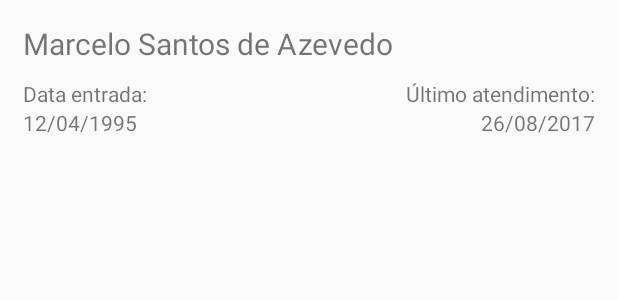
After one commit to marceloazvedo/sadp, an Android app: the layout paciente_line_recycler.xml on its own in the app's theme, with its tools: preview values and no code run, on a phone screen of 412 x 824 dp. The commit adds this screen. Shown: the top 300 px of the screen. Run offline under Robolectric (Android 15) with nearby library versions, the light colour scheme and no system bars.

Commit message:
Adicionando RecyclerView, infelizmente há um bug

```diff
--- a/app/build.gradle
+++ b/app/build.gradle
@@ -27,5 +27,8 @@ dependencies {
     compile 'com.android.support:appcompat-v7:25.3.1'
     compile 'com.android.support:design:25.3.1'
     compile 'com.android.support.constraint:constraint-layout:1.0.2'
+    compile 'com.android.support:recyclerview-v7:25.1.0'
+    compile 'com.android.support:cardview-v7:25.1.0'
+    compile 'com.android.support:design:25.1.0'
     testCompile 'junit:junit:4.12'
 }
--- /dev/null
+++ b/app/src/main/res/layout/paciente_line_recycler.xml
@@ -0,0 +1,50 @@
+<?xml version="1.0" encoding="utf-8"?>
+<RelativeLayout xmlns:android="http://schemas.android.com/apk/res/android"
+    android:orientation="vertical" android:layout_width="match_parent"
+    android:layout_height="match_parent"
+    android:weightSum="1"
+    android:layout_margin="15dp">
+
+    <TextView
+        android:id="@+id/nome_paciente"
+        android:layout_width="wrap_content"
+        android:layout_height="wrap_content"
+        android:layout_alignParentStart="true"
+        android:text="Marcelo Santos de Azevedo"
+        android:layout_alignParentEnd="true"
+        android:textSize="20dp"
+        android:layout_marginBottom="10dp"/>
+
+    <TextView
+        android:id="@+id/lb_data_entrada"
+        android:layout_width="wrap_content"
+        android:layout_height="wrap_content"
+        android:layout_below="@+id/nome_paciente"
+        android:text="@string/data_entrada" />
+
+    <TextView
+        android:id="@+id/lb_data_ultimo_atendimento"
+        android:layout_width="wrap_content"
+        android:layout_height="wrap_content"
+        android:layout_alignParentEnd="true"
+        android:layout_below="@+id/nome_paciente"
+        android:text="@string/ultimo_atendimento" />
+
+    <TextView
+        android:id="@+id/data_entrada"
+        android:layout_width="wrap_content"
+        android:layout_height="wrap_content"
+        android:layout_alignParentStart="true"
+        android:layout_below="@+id/lb_data_entrada"
+        android:text="12/04/1995" />
+
+    <TextView
+        android:id="@+id/data_ultimo_atendimento"
+        android:layout_width="wrap_content"
+        android:layout_height="wrap_content"
+        android:layout_alignParentEnd="true"
+        android:layout_below="@+id/lb_data_ultimo_atendimento"
+        android:text="26/08/2017" />
+
+
+</RelativeLayout>
--- a/app/src/main/res/values/strings.xml
+++ b/app/src/main/res/values/strings.xml
@@ -40,4 +40,8 @@
 
 
     <string name="deseja_sair">Deseja mesmo sair?</string>
+
+    <!-- pacientes -->
+    <string name="data_entrada">Data entrada:</string>
+    <string name="ultimo_atendimento">Último atendimento:</string>
 </resources>
```
Also changed, not shown: app/src/main/java/tcc/marcelo/com/br/sadp/model/Paciente.java (added, +74 -0 lines), app/src/main/java/tcc/marcelo/com/br/sadp/view/ListaPacientesFragment.java (+22 -2 lines), app/src/main/java/tcc/marcelo/com/br/sadp/view/adapter/PacientesAdapter.java (added, +40 -0 lines), app/src/main/java/tcc/marcelo/com/br/sadp/view/holder/PacienteHolder.java (added, +37 -0 lines), app/src/main/res/layout/listar_pacientes_fragment.xml (+7 -0 lines), 2 other files.
